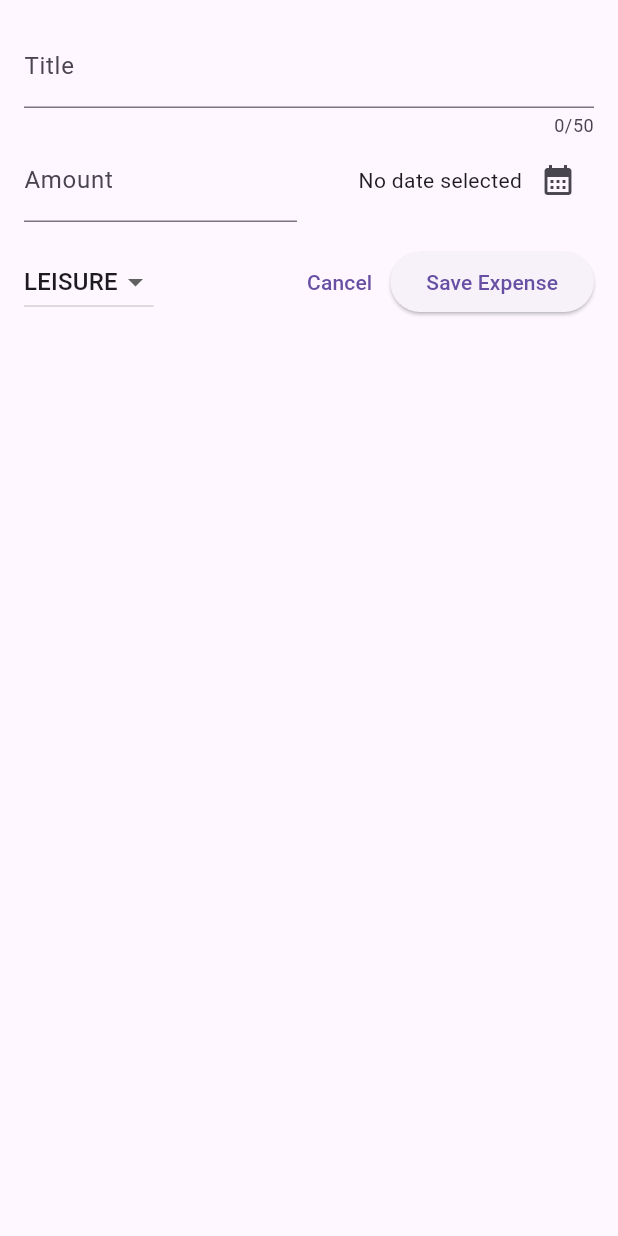
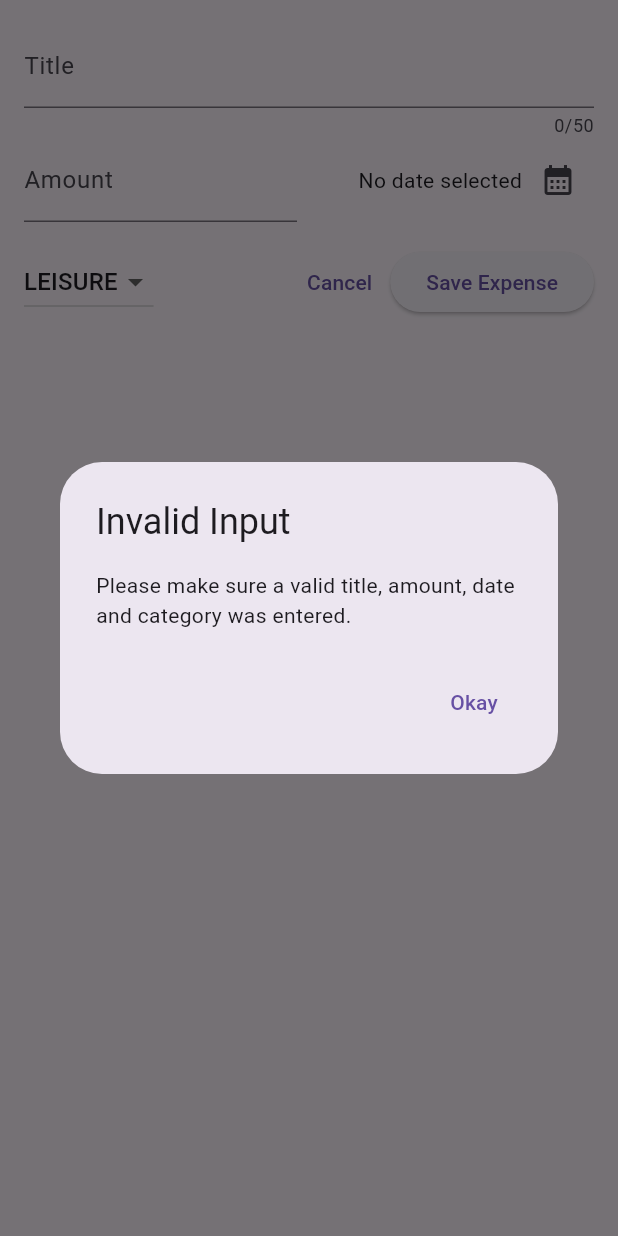
Before and after one commit to FadrialR/expense_tracker_app_flutter, a Flutter app: the NewExpense widget shown alone on an empty page, opened directly, after a tap on "Save Expense", on a phone screen of 412 x 824 dp. Run offline on Flutter 3.47's test engine with Material 3 defaults, Android fonts, the phone set to English and light mode, and no system bars.

Commit message:
Validating user input & showing an error dialog

```diff
--- a/lib/widgets/new_expense.dart
+++ b/lib/widgets/new_expense.dart
@@ -26,6 +26,34 @@ class _NewExpenseState extends State<NewExpense> {
     setState(() {
       _selectedDate = pickedDate;
     });
+  }
+
+  void _submitExpenseData() {
+    final enteredAmount = double.tryParse(_amountController.text);
+    final amountIsInvalid = enteredAmount == null || enteredAmount <= 0;
+
+    if (_titleController.text.trim().isEmpty ||
+        amountIsInvalid ||
+        _selectedDate == null) {
+      // Show error message
+      showDialog(
+        context: context,
+        builder: (ctx) => AlertDialog(
+          title: const Text('Invalid Input'),
+          content: const Text(
+              'Please make sure a valid title, amount, date and category was entered.'),
+          actions: [
+            TextButton(
+                onPressed: () {
+                  Navigator.pop(ctx);
+                },
+                child: Text('Okay'))
+          ],
+        ),
+      );
+      return; // Make sure no code in the following function is executed
+    }
+    // ...
   }
 
   @override
@@ -111,10 +139,7 @@ class _NewExpenseState extends State<NewExpense> {
                 child: const Text('Cancel'),
               ),
               ElevatedButton(
-                onPressed: () {
-                  print(_titleController.text);
-                  print(_amountController.text);
-                },
+                onPressed: _submitExpenseData,
                 child: const Text('Save Expense'),
               ),
             ],
```
